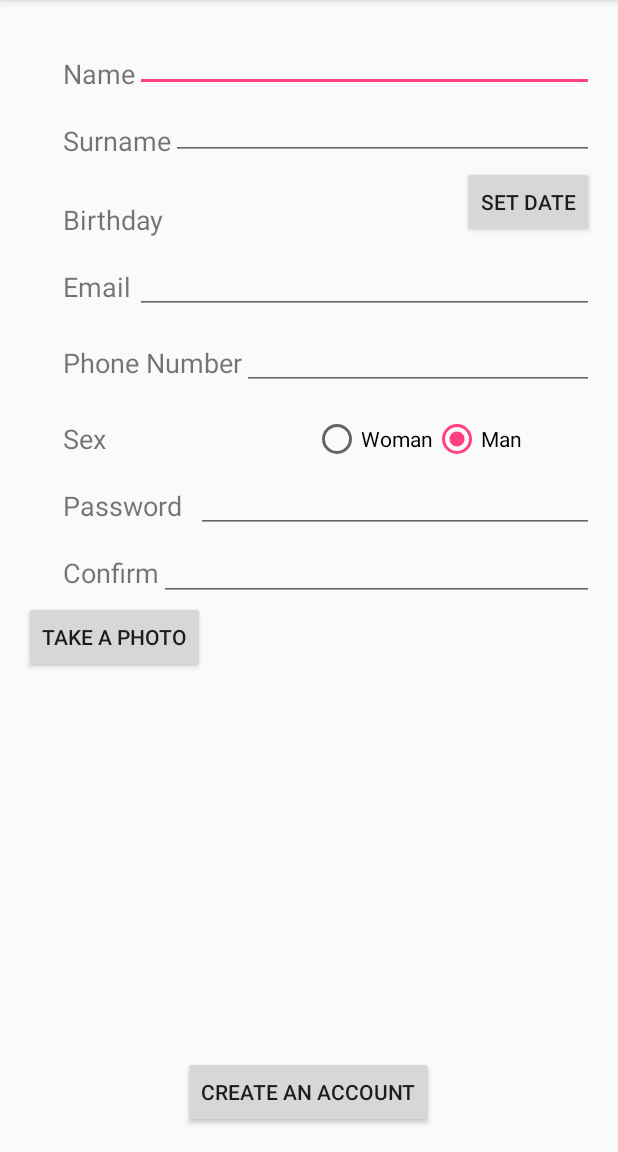
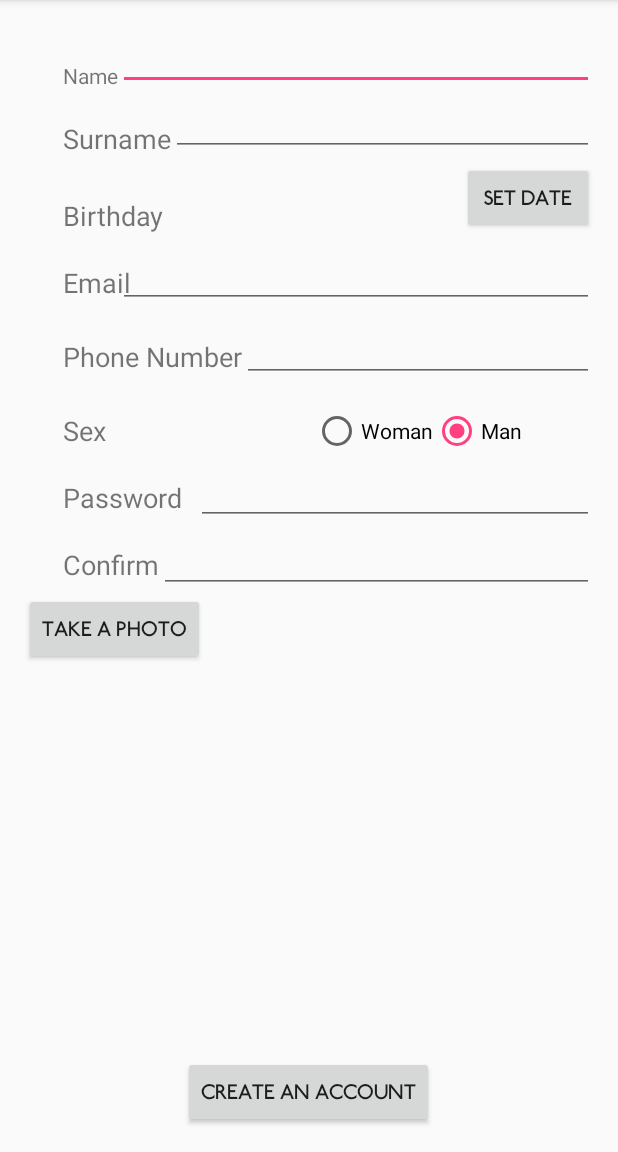
Before and after one commit to soypaduano/PlanMe, an Android app: the screen it shows after launch (SignupActivity), after a tap on "SIGN UP", on a phone screen of 412 x 824 dp, the part 84-1236 px from its top. Run offline under Robolectric (Android 15) with nearby library versions, the phone set to English and light mode, and no system bars; our stand-ins replace Firebase (no records; nobody signed in at launch, a user with empty details on screens opened directly).

Commit message:
He cambiado la fuente de sign up, sign in y el main activity. He puesto Railway, se ve mejor, pero los textviews hay que declararlos todos para poder cambiarlo.

```diff
--- a/app/src/main/java/itesm/mx/planme/LoginActivity.java
+++ b/app/src/main/java/itesm/mx/planme/LoginActivity.java
@@ -1,6 +1,7 @@
 package itesm.mx.planme;
 
 import android.content.Intent;
+import android.graphics.Typeface;
 import android.support.annotation.NonNull;
 import android.support.v7.app.AppCompatActivity;
 import android.os.Bundle;
@@ -46,6 +47,14 @@ public class LoginActivity extends AppCompatActivity implements View.OnClickList
         tv_forgotPass = (TextView) findViewById(R.id.tv_forgotPass);
         btn_login.setOnClickListener(this);
         tv_forgotPass.setOnClickListener(this);
+
+
+        Typeface type = Typeface.createFromAsset(getAssets(),"fonts/Railway.otf");
+        btn_login.setTypeface(type);
+        et_email.setTypeface(type);
+        tv_forgotPass.setTypeface(type);
+
+
 
         /* Instancia de Firebase, donde podemos trabajar la autorizacion de los usuarios */
 
--- a/app/src/main/java/itesm/mx/planme/MainActivity.java
+++ b/app/src/main/java/itesm/mx/planme/MainActivity.java
@@ -2,6 +2,7 @@ package itesm.mx.planme;
 
 import android.app.Activity;
 import android.content.Intent;
+import android.graphics.Typeface;
 import android.os.Bundle;
 import android.view.View;
 import android.widget.Button;
@@ -26,6 +27,10 @@ public class MainActivity extends Activity implements View.OnClickListener {
         btn_signup.setOnClickListener(this);
         btn_login.setOnClickListener(this);
 
+        Typeface type = Typeface.createFromAsset(getAssets(),"fonts/Railway.otf");
+        btn_login.setTypeface(type);
+        btn_signup.setTypeface(type);
+
     }
 
     @Override
--- a/app/src/main/java/itesm/mx/planme/SignupActivity.java
+++ b/app/src/main/java/itesm/mx/planme/SignupActivity.java
@@ -4,6 +4,7 @@ import android.app.DatePickerDialog;
 import android.app.Dialog;
 import android.content.Intent;
 import android.graphics.Bitmap;
+import android.graphics.Typeface;
 import android.os.Bundle;
 import android.provider.MediaStore;
 import android.support.annotation.NonNull;
@@ -94,6 +95,23 @@ public class SignupActivity extends AppCompatActivity implements View.OnClickLis
 
         btn_register = (Button) findViewById(R.id.btn_registrate);
         btn_register.setOnClickListener(this);
+
+        Typeface type = Typeface.createFromAsset(getAssets(),"fonts/Railway.otf");
+
+        et_surname.setTypeface(type);
+        et_name.setTypeface(type);
+        et_email.setTypeface(type);
+        et_phonenumber.setTypeface(type);
+        btn_setdate.setTypeface(type);
+        btn_photo.setTypeface(type);
+        btn_register.setTypeface(type);
+
+
+
+
+
+
+
 
         mAuth = FirebaseAuth.getInstance();
 
--- a/app/src/main/res/layout/activity_signup.xml
+++ b/app/src/main/res/layout/activity_signup.xml
@@ -15,7 +15,6 @@
         android:text="@string/name"
         android:id="@+id/textView"
         android:layout_marginStart="26dp"
-        android:textSize="18dp"
         android:layout_alignBottom="@+id/et_name"
         android:layout_alignParentStart="true" />
 
```
Also changed, not shown: app/src/main/assets/fonts/Railway.otf (added).
